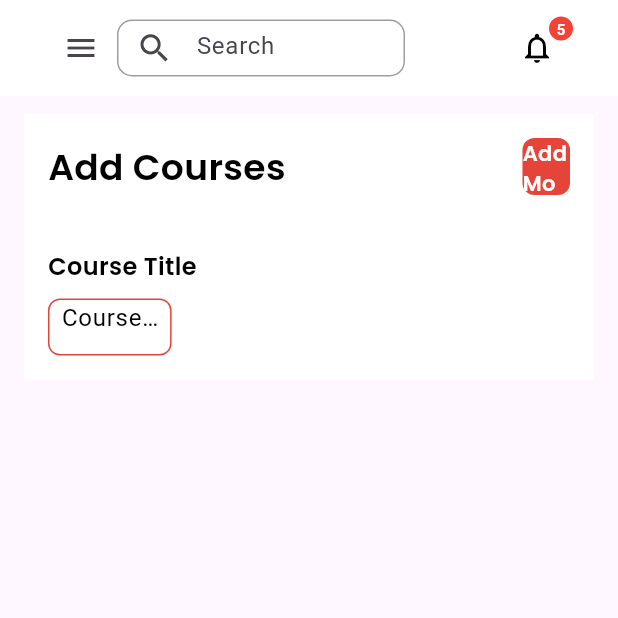
After one commit to ba138/student_managment_system, a Flutter app: the CoursePage screen opened directly, after a tap on "Add Course", on a phone screen of 412 x 824 dp, the top half of it. The commit adds this screen. Run offline on Flutter 3.47's test engine with Material 3 defaults, Android fonts, the phone set to English and light mode, and no system bars; our stand-ins replace get, google_fonts.

Commit message:
changes to fix the ui

```diff
--- a/lib/Pages/Courses/course.dart
+++ b/lib/Pages/Courses/course.dart
@@ -1,5 +1,6 @@
 import 'package:flutter/material.dart';
 import 'package:google_fonts/google_fonts.dart';
+import 'package:student_managment_system/Utills/add_course_dialog.dart';
 import 'package:student_managment_system/Utills/colors.dart';
 
 import '../../Utills/global_keys.dart';
@@ -24,6 +25,7 @@ class CoursePage extends StatelessWidget {
             const SizedBox(height: 12.0),
             Expanded(
               child: Row(
+                crossAxisAlignment: CrossAxisAlignment.start,
                 children: [
                   if (Responsive.isDesktop(context))
                     const SizedBox(
@@ -31,7 +33,7 @@ class CoursePage extends StatelessWidget {
                       child: SideMenu(),
                     ),
                   Expanded(
-                    flex: 5,
+                    // flex: 5,
                     // It takes the remaining part of the screen
                     child: SingleChildScrollView(
                       child: Column(mainAxisSize: MainAxisSize.max, children: [
@@ -149,7 +151,17 @@ class CoursePage extends StatelessWidget {
                                         const SizedBox(
                                           width: 12,
                                         ),
-                                        Container(
+                                        InkWell(
+                                          onTap: () {
+                                            Navigator.push(
+                                              context,
+                                              MaterialPageRoute(
+                                                builder: (c) =>
+                                                    const AddCourseDialog(),
+                                              ),
+                                            );
+                                          },
+                                          child: Container(
                                             height: 38,
                                             width: MediaQuery.of(context)
                                                     .size
@@ -157,7 +169,8 @@ class CoursePage extends StatelessWidget {
                                                 13,
                                             decoration: BoxDecoration(
                                               color: AppColors.primaryColor,
-                                            borderRadius: BorderRadius.circular(
+                                              borderRadius:
+                                                  BorderRadius.circular(
                                                 8,
                                               ),
                                             ),
@@ -175,6 +188,7 @@ class CoursePage extends StatelessWidget {
                                                 ),
                                               ),
                                             ),
+                                          ),
                                         )
                                       ],
                                     ),
@@ -185,6 +199,13 @@ class CoursePage extends StatelessWidget {
                       ]),
                     ),
                   ),
+                  const SizedBox(
+                    height: 20,
+                  ),
+                  // Container(
+                  //   width: MediaQuery.sizeOf(context).width,
+                  //   color: AppColors.secondryColor,
+                  // )
                 ],
               ),
             )
--- /dev/null
+++ b/lib/Utills/add_course_dialog.dart
@@ -0,0 +1,213 @@
+import 'package:flutter/material.dart';
+import 'package:get/get.dart';
+import 'package:google_fonts/google_fonts.dart';
+import 'package:student_managment_system/Utills/colors.dart';
+import 'package:student_managment_system/Utills/global_keys.dart';
+
+import 'header.dart';
+import 'responsive.dart';
+import 'side_menu.dart';
+
+class AddCourseDialog extends StatefulWidget {
+  const AddCourseDialog({super.key});
+
+  @override
+  State<AddCourseDialog> createState() => _AddCourseDialogState();
+}
+
+class _AddCourseDialogState extends State<AddCourseDialog> {
+  TextEditingController titleController = TextEditingController();
+  RxBool isLogin = false.obs;
+
+  @override
+  Widget build(BuildContext context) {
+    return Scaffold(
+      key: addCourseScaffoldKey,
+      body: SafeArea(
+        child: Column(
+          children: [
+            SizedBox(
+              height: 64,
+              child: Header(fct: () {}),
+            ),
+            const SizedBox(height: 12.0),
+            Expanded(
+              child: Row(
+                crossAxisAlignment: CrossAxisAlignment.start,
+                children: [
+                  if (Responsive.isDesktop(context))
+                    const SizedBox(
+                      width: 250, // Set the width of the side menu
+                      child: SideMenu(),
+                    ),
+                  Expanded(
+                    // It takes the remaining part of the screen
+                    child: SingleChildScrollView(
+                      child: Column(mainAxisSize: MainAxisSize.max, children: [
+                        Padding(
+                          padding: const EdgeInsets.only(left: 16.0, right: 16),
+                          child: Container(
+                            width: MediaQuery.of(context).size.width,
+                            color: AppColors.secondryColor,
+                            child: Padding(
+                              padding: const EdgeInsets.all(16.0),
+                              child: Column(
+                                  crossAxisAlignment: CrossAxisAlignment.start,
+                                  children: [
+                                    Row(
+                                      mainAxisAlignment:
+                                          MainAxisAlignment.spaceBetween,
+                                      children: [
+                                        Text(
+                                          "Add Courses",
+                                          style: GoogleFonts.getFont(
+                                            "Poppins",
+                                            textStyle: TextStyle(
+                                              fontSize: 24,
+                                              fontWeight: FontWeight.w600,
+                                              color: AppColors.blackColor,
+                                            ),
+                                          ),
+                                        ),
+                                        InkWell(
+                                          onTap: () {
+                                            // addCourseDialog(context);
+                                          },
+                                          child: Container(
+                                            height: 38,
+                                            width: MediaQuery.of(context)
+                                                    .size
+                                                    .width /
+                                                13,
+                                            decoration: BoxDecoration(
+                                              color: AppColors.primaryColor,
+                                              borderRadius:
+                                                  BorderRadius.circular(
+                                                8,
+                                              ),
+                                            ),
+                                            child: Center(
+                                              child: Text(
+                                                "Add Module",
+                                                style: GoogleFonts.getFont(
+                                                  "Poppins",
+                                                  textStyle: TextStyle(
+                                                    fontSize: 14,
+                                                    fontWeight: FontWeight.w600,
+                                                    color:
+                                                        AppColors.secondryColor,
+                                                  ),
+                                                ),
+                                              ),
+                                            ),
+                                          ),
+                                        ),
+                                      ],
+                                    ),
+                                    const SizedBox(
+                                      height: 16,
+                                    ),
+                                    const SizedBox(
+                                      height: 20,
+                                    ),
+                                    Container(
+                                      width: MediaQuery.sizeOf(context).width,
+                                      child: Column(
+                                        children: [
+                                          Row(
+                                            children: [
+                                              Column(
+                                                crossAxisAlignment:
+                                                    CrossAxisAlignment.start,
+                                                children: [
+                                                  Text(
+                                                    "Course Title",
+                                                    style: GoogleFonts.getFont(
+                                                      "Poppins",
+                                                      textStyle: TextStyle(
+                                                        fontSize: 16,
+                                                        fontWeight:
+                                                            FontWeight.w600,
+                                                        color: AppColors
+                                                            .blackColor,
+                                                      ),
+                                                    ),
+                                                  ),
+                                                  const SizedBox(
+                                                    height: 10,
+                                                  ),
+                                                  Container(
+                                                    height: 38,
+                                                    width:
+                                                        MediaQuery.of(context)
+                                                                .size
+                                                                .width /
+                                                            5,
+                                                    decoration: BoxDecoration(
+                                                      borderRadius:
+                                                          BorderRadius.circular(
+                                                        8,
+                                                      ),
+                                                      border: Border.all(
+                                                        color: AppColors
+                                                            .primaryColor,
+                                                      ),
+                                                    ),
+                                                    child: Padding(
+                                                      padding:
+                                                          const EdgeInsets.all(
+                                                              8.0),
+                                                      child: TextField(
+                                                        controller:
+                                                            titleController,
+                                                        decoration:
+                                                            const InputDecoration(
+                                                          isDense: true,
+                                                          contentPadding:
+                                                              EdgeInsets
+                                                                  .symmetric(
+                                                                      vertical:
+                                                                          8.0),
+                                                          hintText:
+                                                              'Course Title',
+                                                          hintStyle: TextStyle(
+                                                              color:
+                                                                  Colors.black),
+                                                          border:
+                                                              InputBorder.none,
+                                                        ),
+                                                        textAlignVertical:
+                                                            TextAlignVertical
+                                                                .center,
+                                                        style: const TextStyle(
+                                                          color: Colors.black,
+                                                        ),
+                                                      ),
+                                                    ),
+                                                  ),
+                                                ],
+                                              ),
+                                            ],
+                                          ),
+                                        ],
+                                      ),
+                                    )
+                                  ]),
+                            ),
+                          ),
+                        )
+                      ]),
+                    ),
+                  ),
+                  const SizedBox(
+                    height: 20,
+                  ),
+                ],
+              ),
+            )
+          ],
+        ),
+      ),
+    );
+  }
+}
--- a/lib/Utills/global_keys.dart
+++ b/lib/Utills/global_keys.dart
@@ -7,6 +7,8 @@ final GlobalKey<ScaffoldState> _addProductScaffoldKey =
 final GlobalKey<ScaffoldState> _orderScaffoldKey = GlobalKey<ScaffoldState>();
 final GlobalKey<ScaffoldState> _financeScaffoldKey = GlobalKey<ScaffoldState>();
 final GlobalKey<ScaffoldState> _courseScaffoldKey = GlobalKey<ScaffoldState>();
+final GlobalKey<ScaffoldState> _addCourseScaffoldKey =
+    GlobalKey<ScaffoldState>();
 
 // Getters
 GlobalKey<ScaffoldState> get getScaffoldKey => _scaffoldKey;
@@ -15,6 +17,7 @@ GlobalKey<ScaffoldState> get getAddProductscaffoldKey => _addProductScaffoldKey;
 GlobalKey<ScaffoldState> get getOrderScaffoldKey => _orderScaffoldKey;
 GlobalKey<ScaffoldState> get getFinanceScaffoldKey => _financeScaffoldKey;
 GlobalKey<ScaffoldState> get getCourseScaffoldKey => _courseScaffoldKey;
+GlobalKey<ScaffoldState> get addCourseScaffoldKey => _addCourseScaffoldKey;
 
 // Callbacks
 void controlDashboarkMenu() {
@@ -52,3 +55,9 @@ void controlCourseScreen() {
     _courseScaffoldKey.currentState!.openDrawer();
   }
 }
+
+void controlAddCourseScreen() {
+  if (!_addCourseScaffoldKey.currentState!.isDrawerOpen) {
+    _addCourseScaffoldKey.currentState!.openDrawer();
+  }
+}
--- a/lib/main.dart
+++ b/lib/main.dart
@@ -1,4 +1,5 @@
 import 'package:flutter/material.dart';
+import 'package:get/get.dart';
 import 'package:student_managment_system/Pages/Splash_Page/splash_page.dart';
 
 void main() {
@@ -12,7 +13,7 @@ class MyApp extends StatelessWidget {
 
   @override
   Widget build(BuildContext context) {
-    return MaterialApp(
+    return GetMaterialApp(
       title: 'Flutter Demo',
       showSemanticsDebugger: false,
       theme: ThemeData(
--- a/pubspec.yaml
+++ b/pubspec.yaml
@@ -36,6 +36,7 @@ dependencies:
   # Use with the CupertinoIcons class for iOS style icons.
   cupertino_icons: ^1.0.8
   google_fonts: ^6.2.1
+  get: ^4.6.6
 
 dev_dependencies:
   flutter_test:
```
Also changed, not shown: pubspec.lock. Lines whose indentation alone changed are shown as unchanged.
